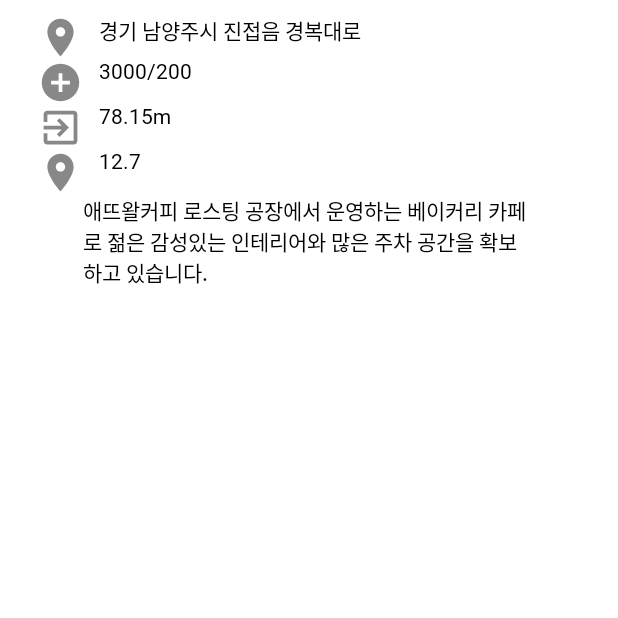
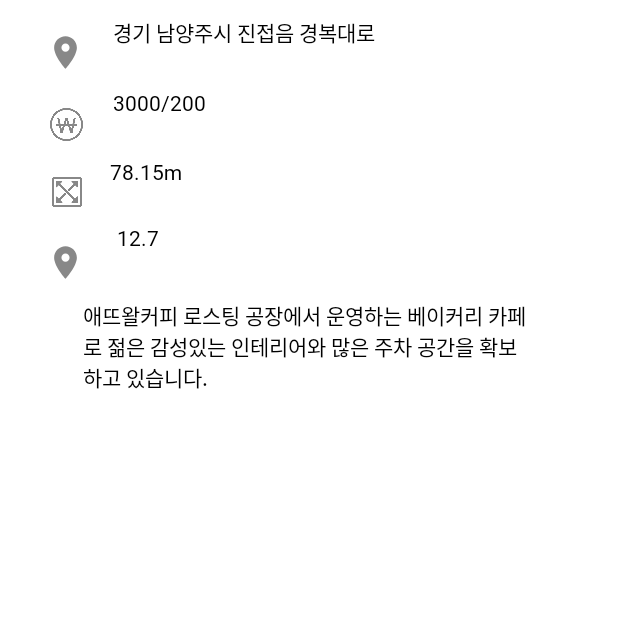
Before and after one commit to DESH-Project/desh, an Android app built with Jetpack Compose: the composable buildingdetail shown on its own in the app's theme, on a phone screen of 412 x 824 dp, the top half of it. Run offline under Robolectric (Android 15) with nearby library versions, the phone set to English and light mode, and no system bars; our stand-ins replace accompanist; network calls fail; Roboto replaces fonts that are not available here.

Commit message:
사진 추가

```diff
--- a/app/src/main/java/com/demo/desh/ui/screens/MainScreen.kt
+++ b/app/src/main/java/com/demo/desh/ui/screens/MainScreen.kt
@@ -270,62 +270,75 @@
     @Composable
     fun buildingdetail() {
         Column(modifier = Modifier.padding(15.dp, 10.dp)) {
-            Row(modifier = Modifier.padding(horizontal = 10.dp)) {
+            Row(modifier = Modifier.padding(horizontal = 3.dp)) {
                 Icon(
                     imageVector = Icons.Default.Place,
                     contentDescription = null,
                     tint = Color.Gray,
-                    modifier = Modifier.size(30.dp)
+                    modifier = Modifier
+                        .size(50.dp)
+                        .padding(vertical = 12.dp)
                 )
-                Spacer(modifier = Modifier.padding(horizontal = 5.dp))
+                Spacer(modifier = Modifier.padding(horizontal = 3.dp))
                 Text(
                     "경기 남양주시 진접음 경복대로",
+                    modifier = Modifier.padding(vertical = 1.dp),
+                    style = Typography2.bodySmall,
+                    fontSize = 14.sp,
+                    textAlign = TextAlign.Center,
+
+                )
+            }
+
+            Row(modifier = Modifier.padding(horizontal = 6.dp)) {
+                    Icon(painter = painterResource(id = R.drawable.money), contentDescription = null,
+                        tint = Color.Gray,
+                        modifier = Modifier
+                            .size(46.dp)
+                            .padding(vertical = 12.dp)
+                    )
+                Spacer(modifier = Modifier.padding(horizontal = 3.dp))
+                Text(
+                    "3000/200",
+                    modifier = Modifier.padding(1.dp),
+                    style = Typography2.bodySmall,
+                    fontSize = 14.sp,
+                    textAlign = TextAlign.Center,
+
+                )
+            }
+            Row(modifier = Modifier.padding(horizontal = 7.dp)) {
+                Icon(
+                    painterResource(id =R.drawable.widthh ),
+                    contentDescription = null,
+                    tint = Color.Gray,
+                    modifier = Modifier
+                        .size(44.dp)
+                        .padding(vertical = 12.dp)
+                )
+                Spacer(modifier = Modifier.padding(horizontal = 3.dp))
+                Text(
+                    "78.15m",
+                    modifier = Modifier.padding(vertical = 1.dp),
                     style = Typography2.bodySmall,
                     fontSize = 14.sp,
                     textAlign = TextAlign.Center
                 )
             }
-
-            Row(modifier = Modifier.padding(horizontal = 10.dp)) {
+            Row(modifier = Modifier.padding(horizontal = 3.dp)) {
                 Icon(
-                    imageVector = Icons.Default.AddCircle,
+                    imageVector = Icons.Default.Place,
                     contentDescription = null,
                     tint = Color.Gray,
-                    modifier = Modifier.size(30.dp)
+                    modifier = Modifier
+                        .size(50.dp)
+                        .padding(vertical = 12.dp)
                 )
-                Spacer(modifier = Modifier.padding(horizontal = 5.dp))
-                Text(
-                    "3000/200",
-                    style = Typography2.bodySmall,
-                    fontSize = 14.sp,
-                    textAlign = TextAlign.Center
-                )
-            }
-            Row(modifier = Modifier.padding(horizontal = 10.dp)) {
-                Icon(
-                    imageVector = Icons.Default.ExitToApp,
-                    contentDescription = null,
-                    tint = Color.Gray,
-                    modifier = Modifier.size(30.dp)
-                )
-                Spacer(modifier = Modifier.padding(horizontal = 5.dp))
-                Text(
-                    "78.15m",
-                    style = Typography2.bodySmall,
-                    fontSize = 14.sp,
-                    textAlign = TextAlign.Center
-                )
-            }
-            Row(modifier = Modifier.padding(horizontal = 10.dp)) {
-                Icon(
-                    imageVector = Icons.Default.LocationOn,
-                    contentDescription = null,
-                    tint = Color.Gray,
-                    modifier = Modifier.size(30.dp)
-                )
-                Spacer(modifier = Modifier.padding(horizontal = 5.dp))
+
+                Spacer(modifier = Modifier.padding(horizontal = 4.dp))
                 Text(
                     "12.7",
+                    modifier = Modifier.padding(1.dp),
                     style = Typography2.bodySmall,
                     fontSize = 14.sp,
                     textAlign = TextAlign.Center
```
Also changed, not shown: app/src/main/res/drawable/money.png (added), app/src/main/res/drawable/widthh.png (added).
